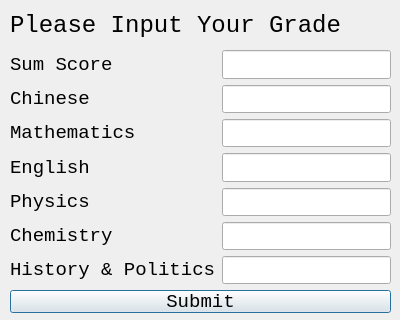
First picture: the form in grade_input.ui, repository Hangba/NNSE-Information, before the edit.
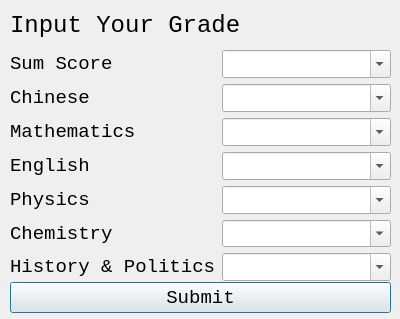
Second picture: the form after the edit.

Diff of the .ui file:
```diff
--- a/grade_input.ui
+++ b/grade_input.ui
@@ -10,7 +10,7 @@
     <x>0</x>
     <y>0</y>
     <width>400</width>
-    <height>320</height>
+    <height>319</height>
    </rect>
   </property>
   <property name="font">
@@ -38,16 +38,16 @@
     </font>
    </property>
    <property name="text">
-    <string>Please Input Your Grade</string>
+    <string>Input Your Grade</string>
    </property>
   </widget>
   <widget class="QPushButton" name="submit">
    <property name="geometry">
     <rect>
      <x>10</x>
-     <y>290</y>
+     <y>282</y>
      <width>381</width>
-     <height>23</height>
+     <height>31</height>
     </rect>
    </property>
    <property name="text">
@@ -60,10 +60,45 @@
      <x>10</x>
      <y>50</y>
      <width>381</width>
-     <height>234</height>
+     <height>231</height>
     </rect>
    </property>
    <layout class="QGridLayout" name="gridLayout">
+    <item row="1" column="1">
+     <widget class="QComboBox" name="chinese">
+      <property name="editable">
+       <bool>true</bool>
+      </property>
+     </widget>
+    </item>
+    <item row="2" column="1">
+     <widget class="QComboBox" name="maths">
+      <property name="editable">
+       <bool>true</bool>
+      </property>
+     </widget>
+    </item>
+    <item row="7" column="0">
+     <widget class="QLabel" name="label_8">
+      <property name="text">
+       <string>History &amp; Politics</string>
+      </property>
+     </widget>
+    </item>
+    <item row="5" column="1">
+     <widget class="QComboBox" name="physics">
+      <property name="editable">
+       <bool>true</bool>
+      </property>
+     </widget>
+    </item>
+    <item row="5" column="0">
+     <widget class="QLabel" name="label_6">
+      <property name="text">
+       <string>Physics</string>
+      </property>
+     </widget>
+    </item>
     <item row="0" column="0">
      <widget class="QLabel" name="label_2">
       <property name="text">
@@ -71,9 +106,6 @@
       </property>
      </widget>
     </item>
-    <item row="0" column="1">
-     <widget class="QLineEdit" name="sum"/>
-    </item>
     <item row="1" column="0">
      <widget class="QLabel" name="label_3">
       <property name="text">
@@ -81,58 +113,54 @@
       </property>
      </widget>
     </item>
-    <item row="1" column="1">
-     <widget class="QLineEdit" name="chinese"/>
-    </item>
-    <item row="2" column="0">
-     <widget class="QLabel" name="label_4">
-      <property name="text">
-       <string>Mathematics</string>
+    <item row="6" column="1">
+     <widget class="QComboBox" name="chemistry">
+      <property name="editable">
+       <bool>true</bool>
       </property>
      </widget>
     </item>
-    <item row="2" column="1">
-     <widget class="QLineEdit" name="maths"/>
-    </item>
-    <item row="3" column="0">
+    <item row="4" column="0">
      <widget class="QLabel" name="label_5">
       <property name="text">
        <string>English</string>
       </property>
      </widget>
     </item>
-    <item row="3" column="1">
-     <widget class="QLineEdit" name="english"/>
-    </item>
-    <item row="4" column="0">
-     <widget class="QLabel" name="label_6">
-      <property name="text">
-       <string>Physics</string>
-      </property>
-     </widget>
-    </item>
-    <item row="4" column="1">
-     <widget class="QLineEdit" name="physics"/>
-    </item>
-    <item row="5" column="0">
+    <item row="6" column="0">
      <widget class="QLabel" name="label_7">
       <property name="text">
        <string>Chemistry</string>
       </property>
      </widget>
     </item>
-    <item row="5" column="1">
-     <widget class="QLineEdit" name="chemistry"/>
+    <item row="0" column="1">
+     <widget class="QComboBox" name="sum">
+      <property name="editable">
+       <bool>true</bool>
+      </property>
+     </widget>
     </item>
-    <item row="6" column="0">
-     <widget class="QLabel" name="label_8">
+    <item row="2" column="0">
+     <widget class="QLabel" name="label_4">
       <property name="text">
-       <string>History &amp; Politics</string>
+       <string>Mathematics</string>
       </property>
      </widget>
     </item>
-    <item row="6" column="1">
-     <widget class="QLineEdit" name="politics"/>
+    <item row="7" column="1">
+     <widget class="QComboBox" name="politics">
+      <property name="editable">
+       <bool>true</bool>
+      </property>
+     </widget>
+    </item>
+    <item row="4" column="1">
+     <widget class="QComboBox" name="english">
+      <property name="editable">
+       <bool>true</bool>
+      </property>
+     </widget>
     </item>
    </layout>
   </widget>
```
